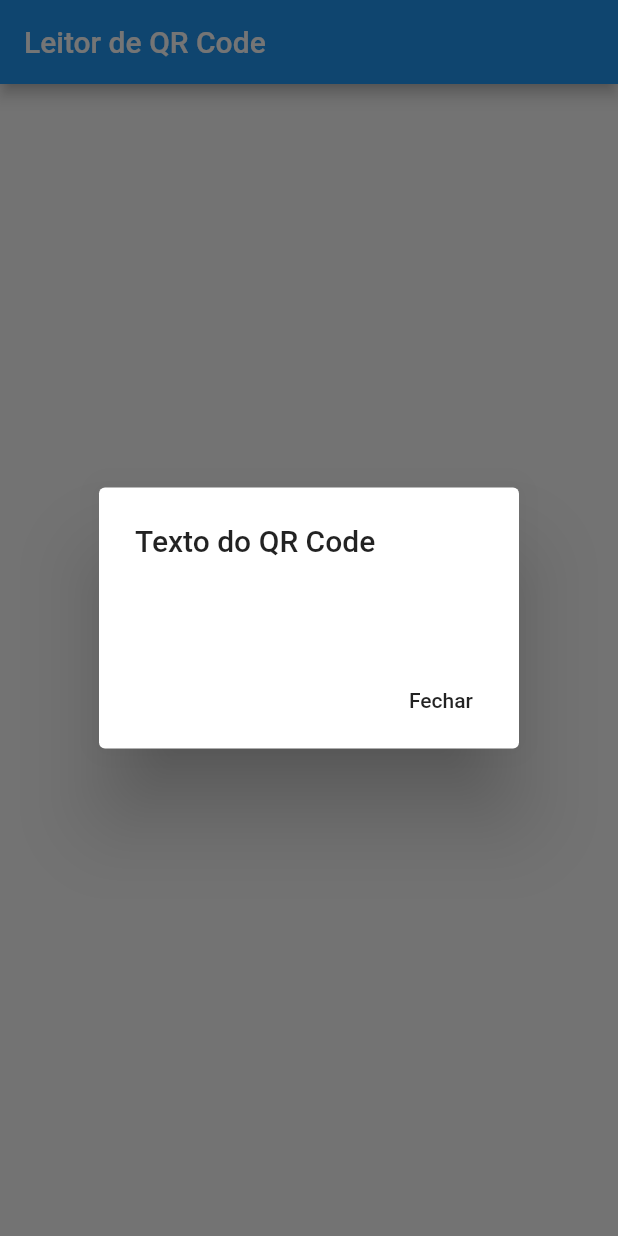
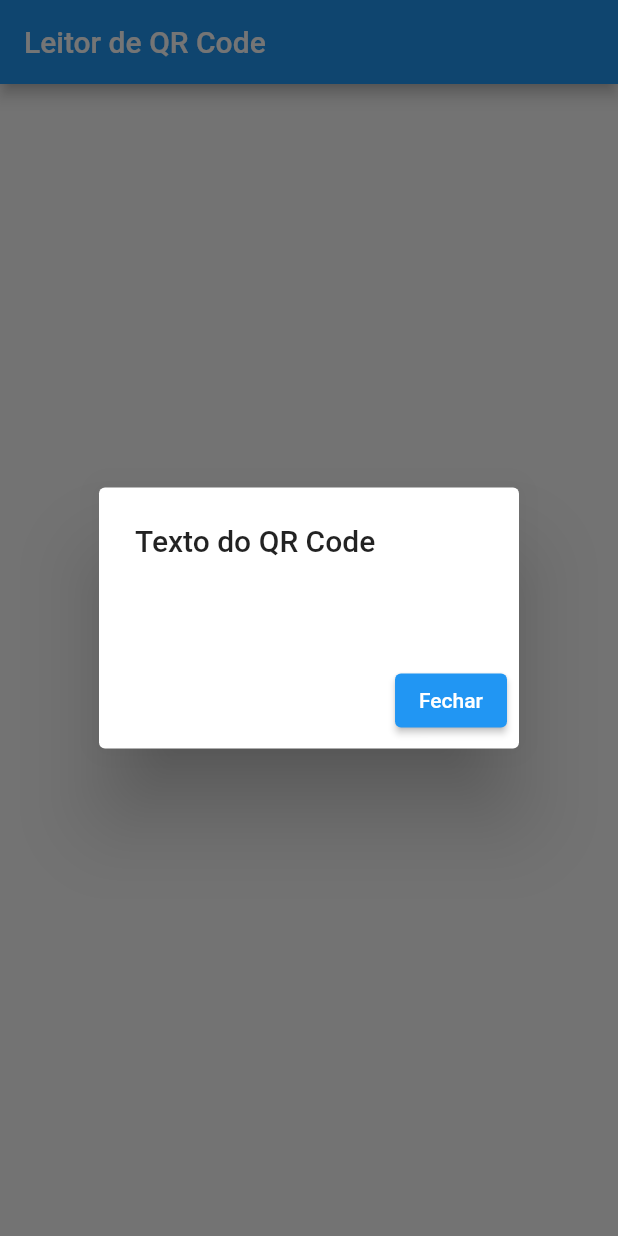
Before and after one commit to Leomhl/flutterbook_qr_code, a Flutter app: the screen it shows after launch, after a tap on "Ler QR Code", on a phone screen of 412 x 824 dp. Run offline on Flutter 3.47's test engine with Material 2 defaults, Android fonts, the phone set to English and light mode, and no system bars; missing offline and left inert: qrcode_reader.

Commit message:
Correções de depreciação na v2

```diff
--- a/lib/main.dart
+++ b/lib/main.dart
@@ -44,7 +44,7 @@ class _MyHomePageState extends State<MyHomePage> {
           title: new Text("Texto do QR Code"),
           content: new Text(qrtext),
           actions: <Widget>[
-            new FlatButton(
+            ElevatedButton(
               child: new Text("Fechar"),
               onPressed: () {
                 Navigator.of(context).pop();
@@ -64,11 +64,10 @@ class _MyHomePageState extends State<MyHomePage> {
         title: Text(widget.title),
       ),
       body: Center(
-
         child: Column(
           mainAxisAlignment: MainAxisAlignment.center,
           children: <Widget>[
-            RaisedButton(
+            ElevatedButton(
               child: Text('Ler QR Code'),
               onPressed: () {
                 _captureQR();
```
Also changed, not shown: pubspec.lock.
